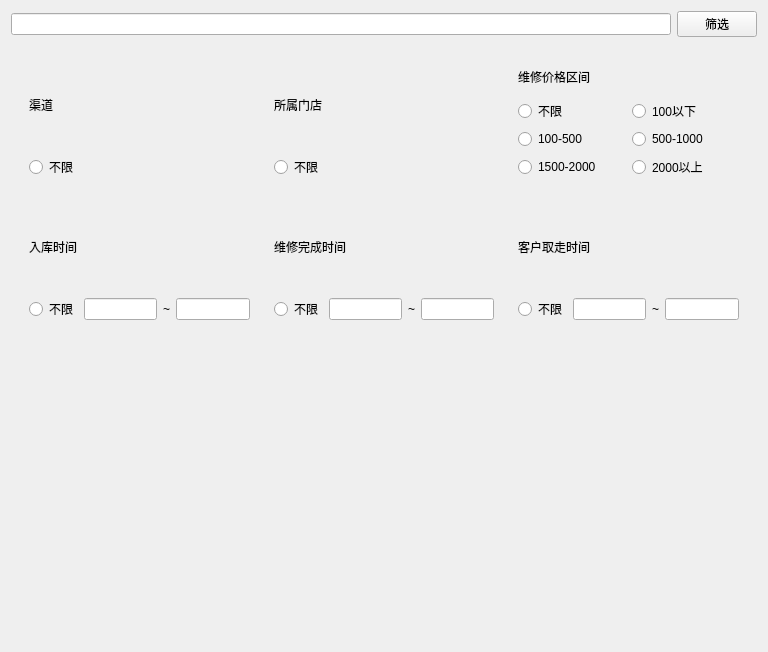
Above: maintenance_business/待取走.ui from gwgp/measure-git before the change. Below: the same form after it.
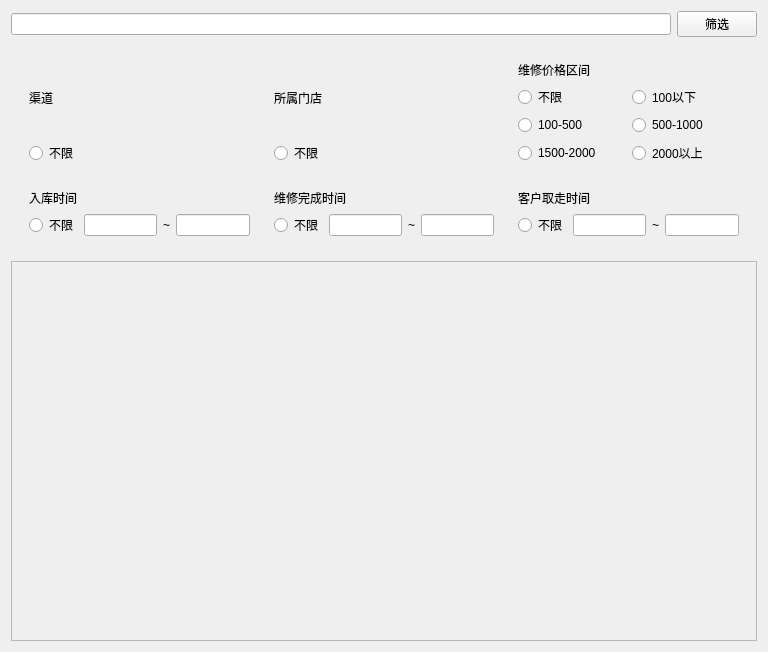
That is the form after the change.

What changed in the file:
```diff
--- a/maintenance_business/待取走.ui
+++ b/maintenance_business/待取走.ui
@@ -225,7 +225,21 @@
     </widget>
    </item>
    <item row="2" column="0" colspan="2">
-    <widget class="QWidget" name="widget_2" native="true"/>
+    <widget class="QScrollArea" name="scrollArea">
+     <property name="widgetResizable">
+      <bool>true</bool>
+     </property>
+     <widget class="QWidget" name="scrollAreaWidgetContents">
+      <property name="geometry">
+       <rect>
+        <x>0</x>
+        <y>0</y>
+        <width>748</width>
+        <height>400</height>
+       </rect>
+      </property>
+     </widget>
+    </widget>
    </item>
   </layout>
  </widget>
```
Left out of the diff: 6 changed lines with no effect on the pictures.
